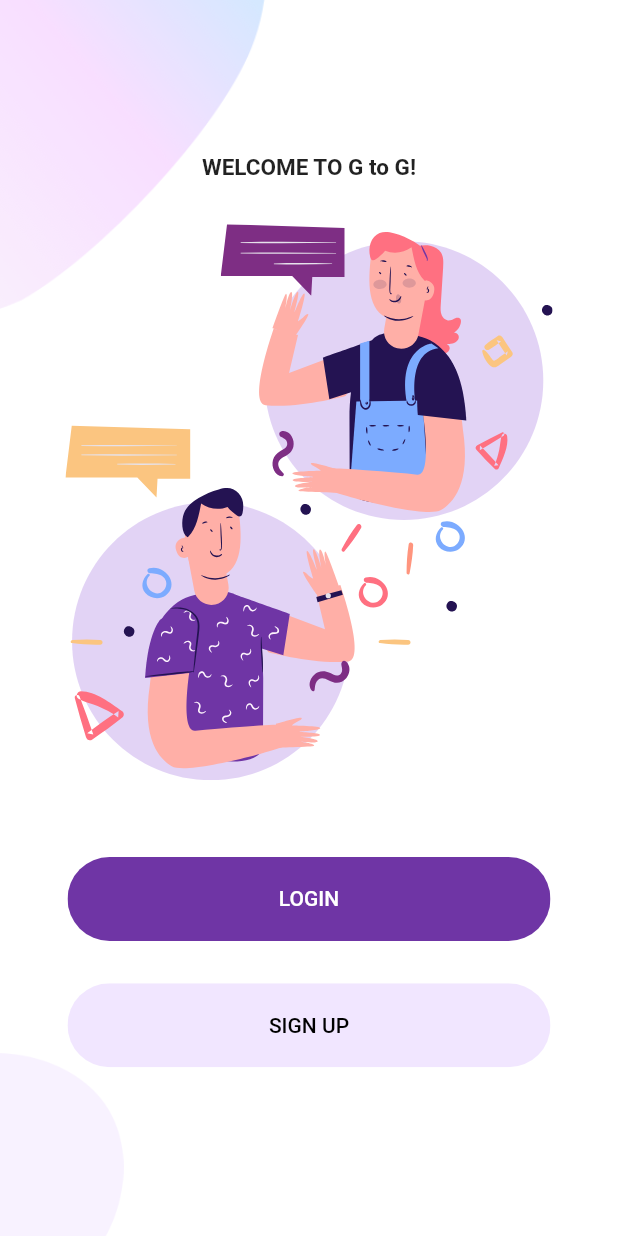
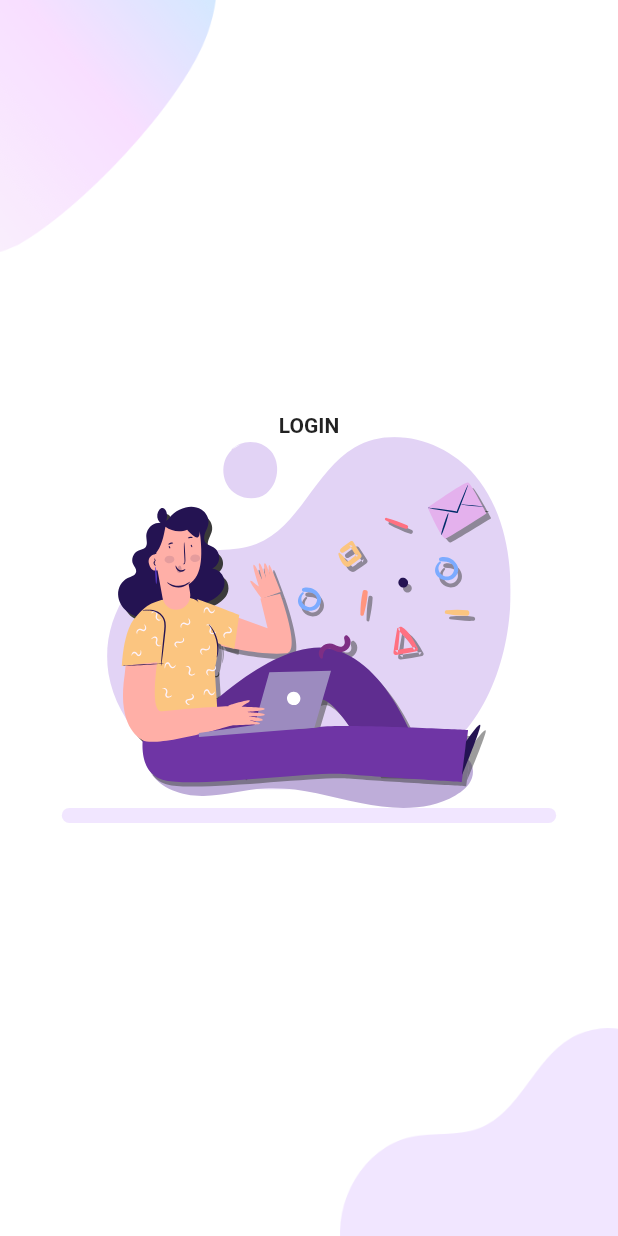
Before and after one commit to pjaiit365/grad_app, a Flutter app: the screen it shows after launch, on a phone screen of 412 x 824 dp. Run offline on Flutter 3.47's test engine with Material 2 defaults, Android fonts, the phone set to English and light mode, and no system bars; our stand-ins replace flutter_svg.

Commit message:
Graduands to Graduates flutter files

```diff
--- /dev/null
+++ b/lib/Screens/Login/Components/Body.dart
@@ -0,0 +1,39 @@
+import 'package:flutter/material.dart';
+import 'package:flutter_svg/flutter_svg.dart';
+import 'package:grad_app/Screens/Login/Components/background.dart';
+import 'package:grad_app/constants.dart';
+
+class Body extends StatelessWidget {
+  const Body({
+    Key? key,
+  }) : super(key: key);
+
+  @override
+  Widget build(BuildContext context) {
+    Size size = MediaQuery.of(context).size;
+    return Background(
+      child: Column(
+        mainAxisAlignment: MainAxisAlignment.center,
+        children: <Widget>[
+          Text(
+            'LOGIN',
+            style: TextStyle(
+              fontWeight: FontWeight.bold,
+            ),
+          ),
+          SvgPicture.asset(
+            'assets/icons/login.svg',
+            height: size.height * 0.3,
+          ),
+          Container(
+            width: size.width * 0.8,
+            padding: EdgeInsets.symmetric(vertical: 5, horizontal: 20),
+            decoration: BoxDecoration(
+                color: kprimaryLightColor,
+                borderRadius: BorderRadius.circular(29)),
+          )
+        ],
+      ),
+    );
+  }
+}
--- /dev/null
+++ b/lib/Screens/Login/Components/background.dart
@@ -0,0 +1,39 @@
+import 'package:flutter/material.dart';
+
+class Background extends StatelessWidget {
+  final Widget child;
+  const Background({
+    Key? key,
+    required this.child,
+  }) : super(key: key);
+
+  @override
+  Widget build(BuildContext context) {
+    Size size = MediaQuery.of(context).size;
+    return Container(
+      width: double.infinity,
+      height: size.height,
+      child: Stack(
+        alignment: Alignment.center,
+        children: <Widget>[
+          Positioned(
+            top: 0,
+            left: 0,
+            child: Image.asset(
+              'assets/images/main_top.png',
+              width: size.width * 0.35,
+            ),
+          ),
+          Positioned(
+              bottom: 0,
+              right: 0,
+              child: Image.asset(
+                'assets/images/login_bottom.png',
+                width: size.width * 0.45,
+              )),
+          child,
+        ],
+      ),
+    );
+  }
+}
--- a/lib/Screens/Login/login_screen.dart
+++ b/lib/Screens/Login/login_screen.dart
@@ -1,10 +1,12 @@
 import 'package:flutter/material.dart';
+import 'package:flutter_svg/flutter_svg.dart';
+import 'package:grad_app/Screens/Login/Components/Body.dart';
 
 class LoginScreen extends StatelessWidget {
-  const LoginScreen({Key? key}) : super(key: key);
-
   @override
   Widget build(BuildContext context) {
-    return Scaffold();
+    return Scaffold(
+      body: Body(),
+    );
   }
 }
--- a/lib/main.dart
+++ b/lib/main.dart
@@ -1,4 +1,5 @@
 import 'package:flutter/material.dart';
+import 'package:grad_app/Screens/Login/login_screen.dart';
 
 import 'package:grad_app/constants.dart';
 import 'Screens/Welcome/welcome_screen.dart';
@@ -15,7 +16,7 @@ class MyApp extends StatelessWidget {
       title: 'G to G',
       theme: ThemeData(
           primaryColor: kprimary, scaffoldBackgroundColor: Colors.white),
-      home: const WelcomeScreen(),
+      home: LoginScreen(),
     );
   }
 }
```
